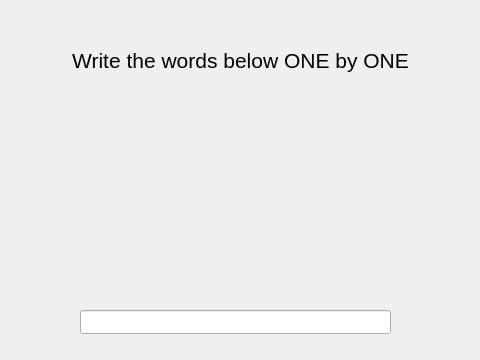
PyroWilDx/WinBlitz, file WinBlitz/WriteText.ui: the form before one commit.
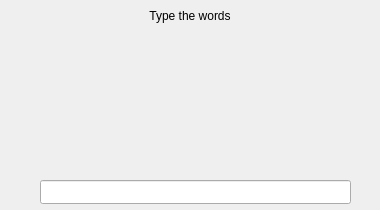
The form after the commit.

What changed in the file:
```diff
--- a/WinBlitz/WriteText.ui
+++ b/WinBlitz/WriteText.ui
@@ -6,8 +6,8 @@
    <rect>
     <x>0</x>
     <y>0</y>
-    <width>480</width>
-    <height>360</height>
+    <width>380</width>
+    <height>210</height>
    </rect>
   </property>
   <property name="windowTitle">
@@ -16,19 +16,19 @@
   <widget class="QLabel" name="Info1">
    <property name="geometry">
     <rect>
-     <x>10</x>
-     <y>30</y>
-     <width>461</width>
-     <height>61</height>
+     <x>0</x>
+     <y>8</y>
+     <width>380</width>
+     <height>16</height>
     </rect>
    </property>
    <property name="font">
     <font>
-     <pointsize>16</pointsize>
+     <pointsize>9</pointsize>
     </font>
    </property>
    <property name="text">
-    <string>Write the words below ONE by ONE</string>
+    <string>Type the words</string>
    </property>
    <property name="alignment">
     <set>Qt::AlignCenter</set>
@@ -37,8 +37,8 @@
   <widget class="QLineEdit" name="TextInput">
    <property name="geometry">
     <rect>
-     <x>80</x>
-     <y>310</y>
+     <x>40</x>
+     <y>180</y>
      <width>311</width>
      <height>24</height>
     </rect>
@@ -47,10 +47,10 @@
   <widget class="QLabel" name="Words">
    <property name="geometry">
     <rect>
-     <x>30</x>
-     <y>100</y>
-     <width>421</width>
-     <height>161</height>
+     <x>0</x>
+     <y>28</y>
+     <width>380</width>
+     <height>142</height>
     </rect>
    </property>
    <property name="font">
```
